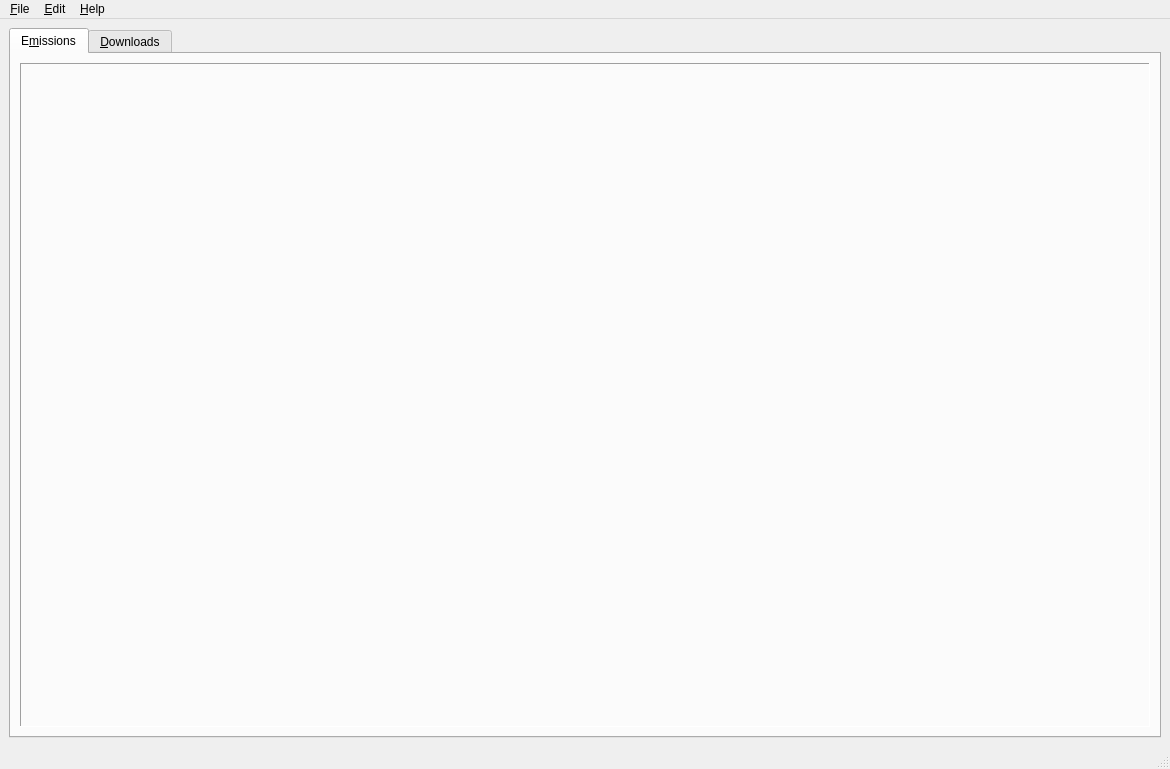
Old version of the form toutvqt/dat/main_window.ui in the repository bvanheu/pytoutv.
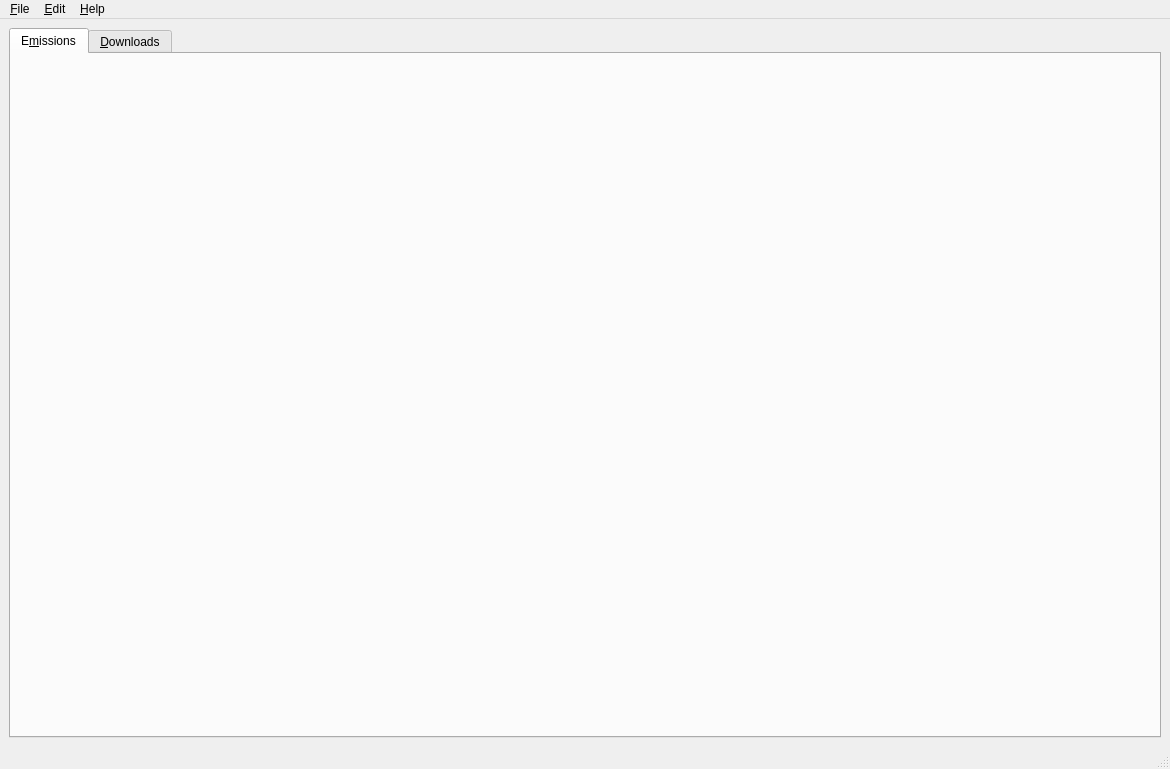
New version of the form.

Commit message: Qt: decouple infos frame

```diff
--- a/toutvqt/dat/main_window.ui
+++ b/toutvqt/dat/main_window.ui
@@ -24,19 +24,7 @@
        <attribute name="title">
         <string>E&amp;missions</string>
        </attribute>
-       <layout class="QVBoxLayout" name="verticalLayout">
-        <item>
-         <widget class="QFrame" name="infos_frame">
-          <property name="frameShape">
-           <enum>QFrame::Panel</enum>
-          </property>
-          <property name="frameShadow">
-           <enum>QFrame::Sunken</enum>
-          </property>
-          <layout class="QHBoxLayout" name="horizontalLayout_2"/>
-         </widget>
-        </item>
-       </layout>
+       <layout class="QVBoxLayout" name="verticalLayout"/>
       </widget>
       <widget class="QWidget" name="downloads_tab">
        <attribute name="title">
```
The commit also changes 2 other files.
